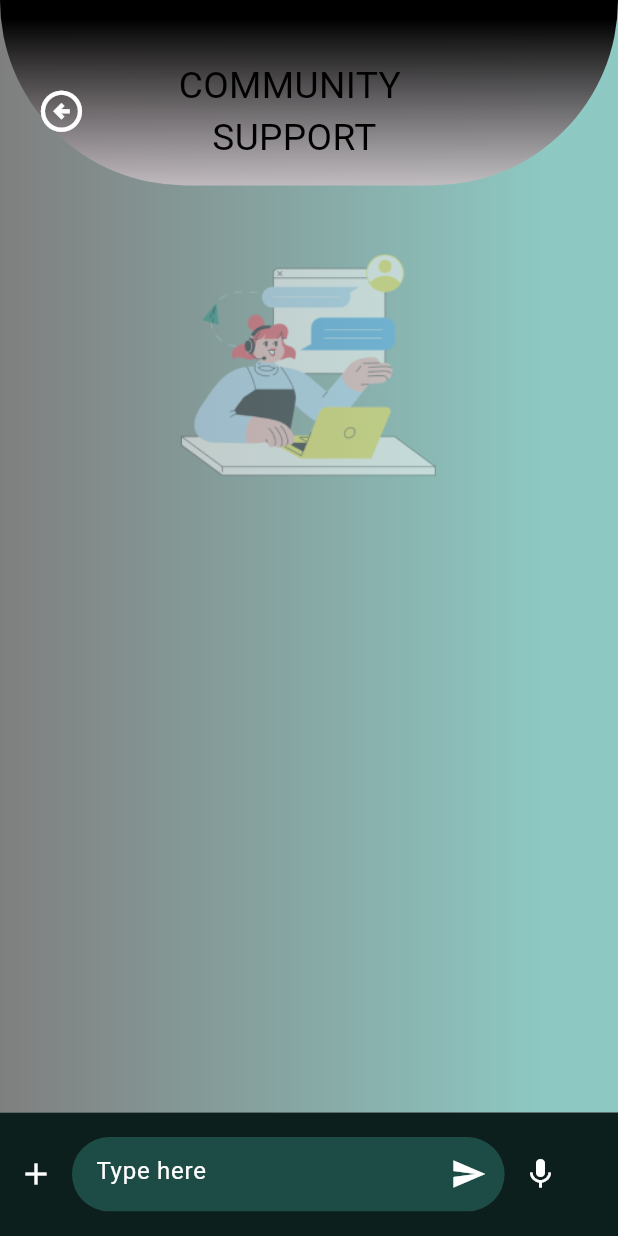
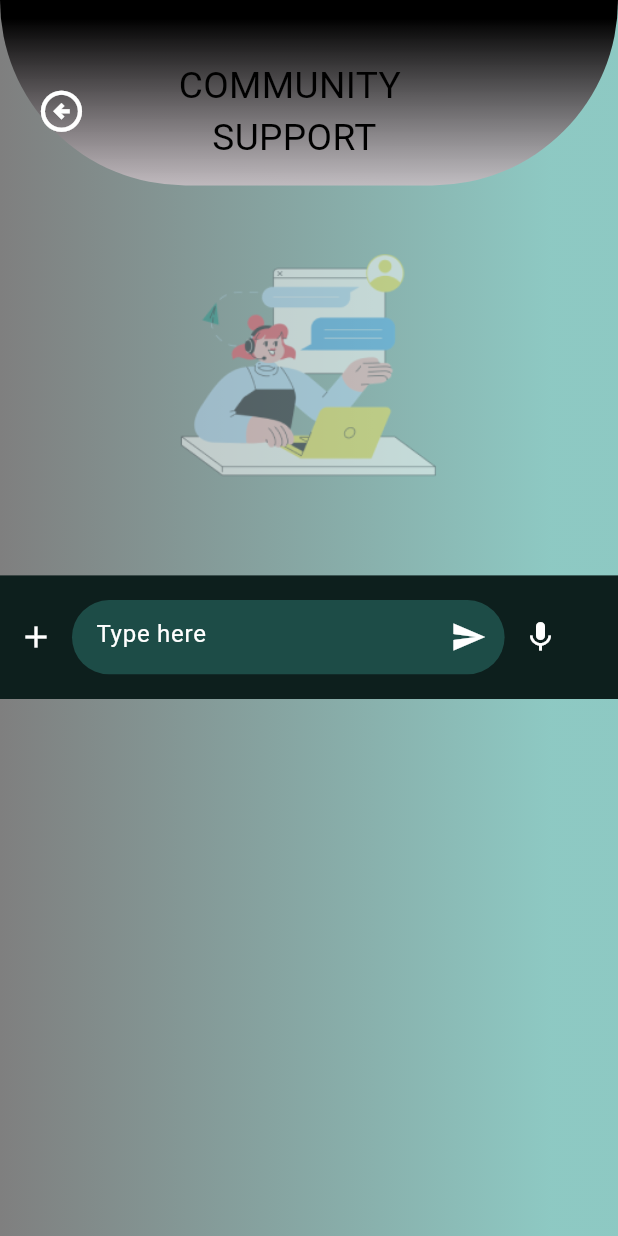
Before and after one commit to ShaikhAyeshaShahid/sdd_design, a Flutter app: the screen it shows after launch, on a phone screen of 412 x 824 dp. Run offline on Flutter 3.47's test engine with Material 3 defaults, Android fonts, the phone set to English and light mode, and no system bars; Roboto replaces fonts that are missing (JacquesFrancoisShadow).

Commit message:
Update community_support_screen.dart

```diff
--- a/lib/community_support_screen.dart
+++ b/lib/community_support_screen.dart
@@ -8,6 +8,8 @@ class CommunitySupportScreen extends StatelessWidget {
   Widget build(BuildContext context) {
     return Scaffold(
       backgroundColor: Colors.transparent,
+      resizeToAvoidBottomInset: true,
+/*
       bottomNavigationBar: Container(
         color: Color(0xff0d1f1d),
         // padding: const EdgeInsets.symmetric(horizontal: 20),
@@ -57,7 +59,10 @@ class CommunitySupportScreen extends StatelessWidget {
           ],
         ),
       ),
-      body: Container(
+*/
+      body: SingleChildScrollView(
+        child: Container(
+          height: SizeConfig.height(context, 1),
           decoration: BoxDecoration(
             gradient: GlobalConstants.backgroundGradient,
           ),
@@ -71,8 +76,60 @@ class CommunitySupportScreen extends StatelessWidget {
                     height: 200),
               ),
               SizedBox(height: 40),
-            // Bottom input with icons
+              Align(
+                alignment:Alignment.bottomLeft,
+                child: Container(
+                  color: Color(0xff0d1f1d),
+                  // padding: const EdgeInsets.symmetric(horizontal: 20),
+                  child: Row(
+                    children: [
+                      IconButton(
+                          onPressed: () {},
+                          icon: Icon(
+                            Icons.add,
+                            color: Colors.white,
+                          )),
+                      Container(
+                        margin: EdgeInsets.symmetric(vertical: SizeConfig.height(context, 0.02)),
+                        width: SizeConfig.width(context, 0.7),
+                        height: SizeConfig.height(context, 0.06),
+                        decoration: BoxDecoration(
+                            color: Color(0xff1d4c47),
+                            borderRadius:
+                            BorderRadius.circular(SizeConfig.width(context, 0.1))),
+                        child: Row(
+                          children: [
+                            Expanded(
+                              child: TextField(
+                                decoration: InputDecoration(
+                                  filled: false,
+                                  fillColor: Colors.grey[800],
+                                  hintText: 'Type here',
+                                  hintStyle: TextStyle(color: Colors.white),
+                                  border: OutlineInputBorder(
+                                    borderRadius: BorderRadius.circular(30),
+                                    borderSide: BorderSide.none,
+                                  ),
+                                ),
+                              ),
+                            ),
+                            IconButton(
+                              icon: Icon(Icons.send, color: Colors.white),
+                              onPressed: () {},
+                            ),
                           ],
+                        ),
+                      ),
+                      IconButton(
+                        icon: Icon(Icons.mic, color: Colors.white),
+                        onPressed: () {},
+                      ),
+                    ],
+                  ),
+                ),
+              ),
+            ],
+          ),
         ),
       ),
     );
```
Lines whose indentation alone changed are shown as unchanged.
